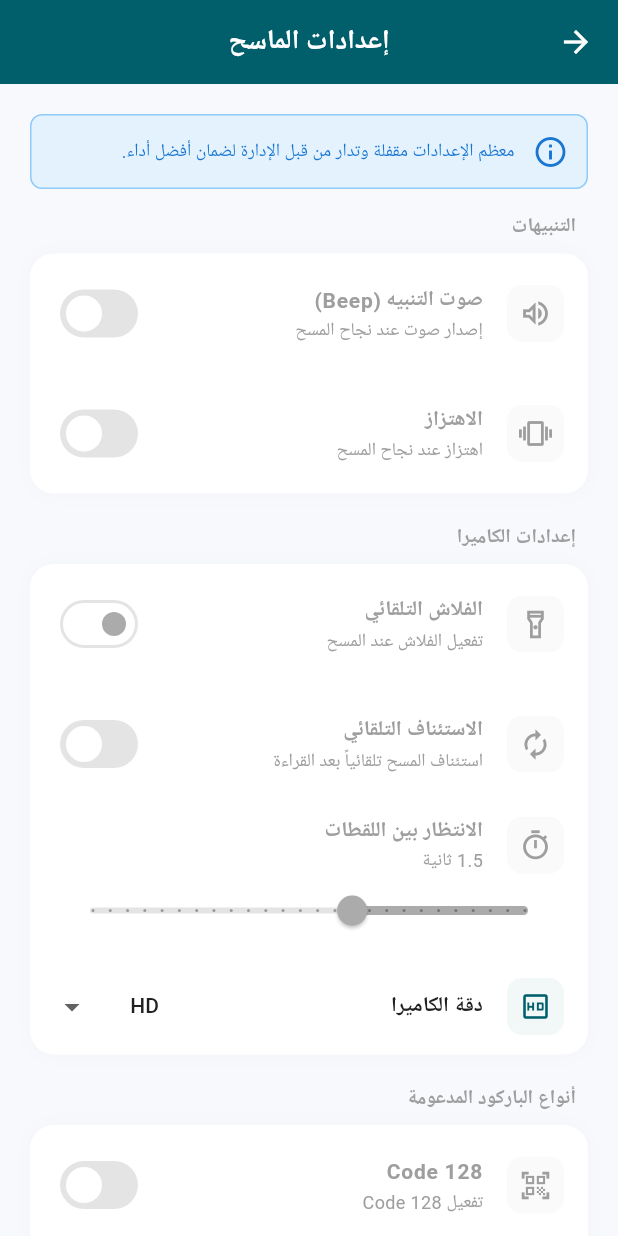
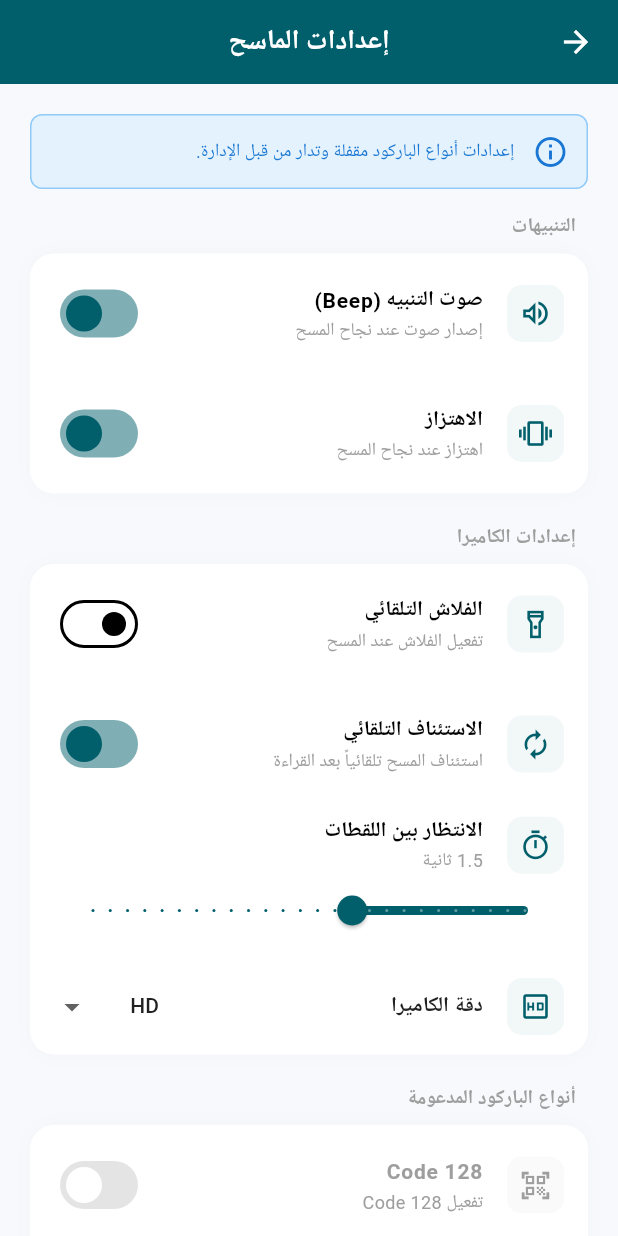
Before and after one commit to EngAya9Gh/mtc, a Flutter app: the _ScannerSettingsScreenView screen opened directly, on a phone screen of 412 x 824 dp. Run offline on Flutter 3.47's test engine with Material 3 defaults, Android fonts, the phone set to English and light mode, and no system bars; our stand-ins replace audioplayers, dio, firebase_core, firebase_messaging, flutter_bloc, flutter_local_notifications and 12 more; missing offline and left inert: flutter_background_service, hand_signature, mobile_scanner; accounts and stored records are empty; generated files the repository leaves out were written again; Roboto replaces fonts that are missing (Tajawal).

Commit message:
refactor: remove admin restrictions from scanner settings

```diff
--- a/lib/features/settings/presentation/views/scanner_settings_screen.dart
+++ b/lib/features/settings/presentation/views/scanner_settings_screen.dart
@@ -58,8 +58,8 @@ class _ScannerSettingsScreenView extends StatelessWidget {
                       Expanded(
                         child: AppText(
                           isArabic
-                              ? 'معظم الإعدادات مقفلة وتدار من قبل الإدارة لضمان أفضل أداء.'
-                              : 'Most settings are locked and managed by admin for optimal performance.',
+                              ? 'إعدادات أنواع الباركود مقفلة وتدار من قبل الإدارة.'
+                              : 'Barcode symbology settings are locked and managed by admin.',
                           style: TextStyle(color: Colors.blue.shade700, fontSize: 12),
                         ),
                       ),
@@ -75,7 +75,6 @@ class _ScannerSettingsScreenView extends StatelessWidget {
                     isArabic ? 'إصدار صوت عند نجاح المسح' : 'Plays a sound on successful scan',
                     state.beep,
                     (val) => context.read<ScannerSettingsCubit>().toggleBeep(val),
-                    enabled: isAdmin,
                   ),
                   _buildSwitchTile(
                     Icons.vibration,
@@ -83,7 +82,6 @@ class _ScannerSettingsScreenView extends StatelessWidget {
                     isArabic ? 'اهتزاز عند نجاح المسح' : 'Vibrates on successful scan',
                     state.vibrate,
                     (val) => context.read<ScannerSettingsCubit>().toggleVibrate(val),
-                    enabled: isAdmin,
                   ),
                 ],
               ),
@@ -97,7 +95,6 @@ class _ScannerSettingsScreenView extends StatelessWidget {
                     isArabic ? 'تفعيل الفلاش عند المسح' : 'Turn on flash while scanning',
                     state.flash,
                     (val) => context.read<ScannerSettingsCubit>().toggleFlash(val),
-                    enabled: isAdmin,
                   ),
                   _buildSwitchTile(
                     Icons.autorenew,
@@ -105,7 +102,6 @@ class _ScannerSettingsScreenView extends StatelessWidget {
                     isArabic ? 'استئناف المسح تلقائياً بعد القراءة' : 'Resume scanning automatically after reading',
                     state.autoResume,
                     (val) => context.read<ScannerSettingsCubit>().toggleAutoResume(val),
-                    enabled: isAdmin,
                   ),
                   _buildSliderTile(
                     Icons.timer_outlined,
@@ -114,7 +110,6 @@ class _ScannerSettingsScreenView extends StatelessWidget {
                     state.holdTime,
                     (val) => context.read<ScannerSettingsCubit>().setHoldTime(val),
                     isArabic,
-                    enabled: isAdmin,
                   ),
                   _buildDropdownTile(
                     Icons.hd_outlined,
```
